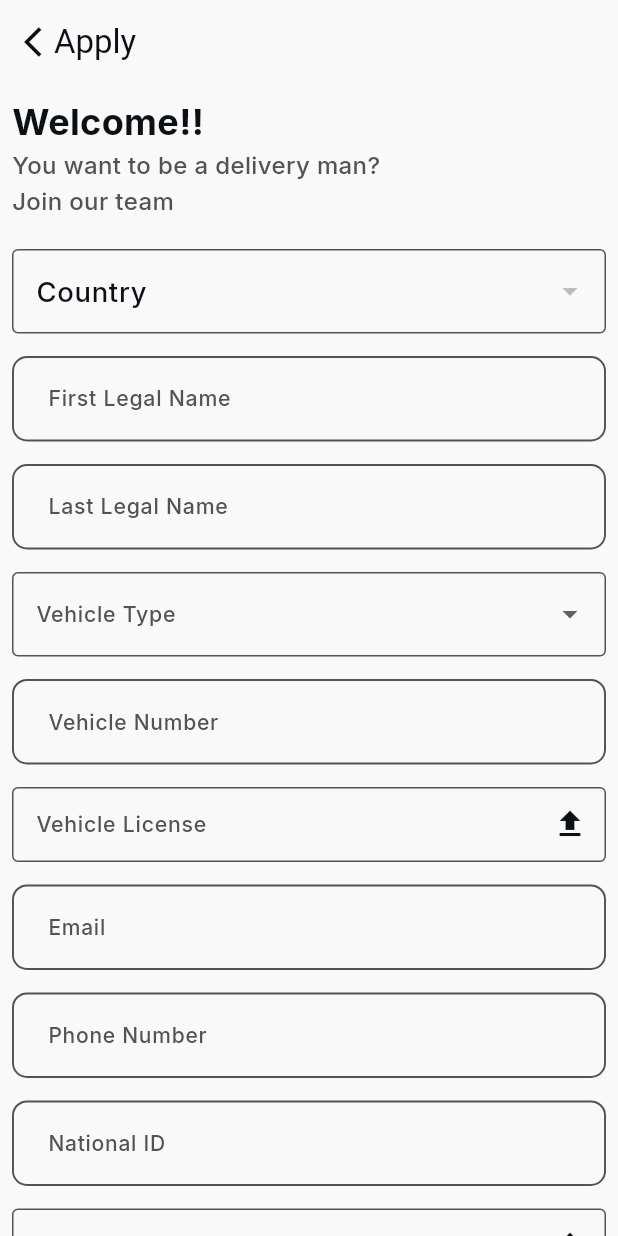
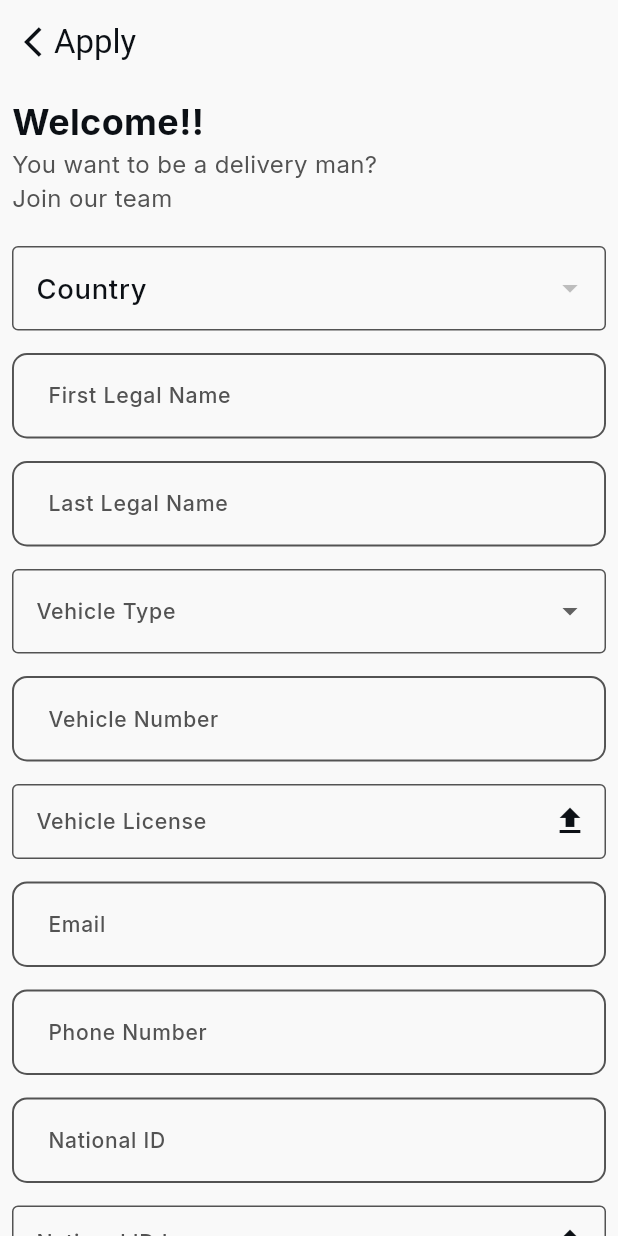
Before and after one commit to CodKD/tracking_app, a Flutter app: the screen it shows after launch, on a phone screen of 412 x 824 dp. Run offline on Flutter 3.47's test engine with Material 3 defaults, Android fonts, the phone set to English and light mode, and no system bars; our stand-ins replace animated_text_kit, bloc, dio, firebase_core, flutter_bloc, flutter_screenutil and 8 more; accounts and stored records are empty; generated files the repository leaves out were written again.

Commit message:
fix apply ui

```diff
--- a/lib/core/l10n/app_localizations.dart
+++ b/lib/core/l10n/app_localizations.dart
@@ -259,6 +259,144 @@ abstract class AppLocalizations {
   /// In en, this message translates to:
   /// **'Vehicle Type'**
   String get vehicle_type;
+
+  /// No description provided for @welcome.
+  ///
+  /// In en, this message translates to:
+  /// **'Welcome!!'**
+  String get welcome;
+
+  /// No description provided for @descriptionApplyPage.
+  ///
+  /// In en, this message translates to:
+  /// **'You want to be a delivery man?\nJoin our team'**
+  String get descriptionApplyPage;
+
+  /// No description provided for @descriptionCountry.
+  ///
+  /// In en, this message translates to:
+  /// **'Please select your country'**
+  String get descriptionCountry;
+
+  /// No description provided for @descriptionFirstName.
+  ///
+  /// In en, this message translates to:
+  /// **'Please Enter your First Name'**
+  String get descriptionFirstName;
+
+  /// No description provided for @descriptionLastName.
+  ///
+  /// In en, this message translates to:
+  /// **'Please Enter your Last Name'**
+  String get descriptionLastName;
+
+  /// No description provided for @vehicleType.
+  ///
+  /// In en, this message translates to:
+  /// **'Vehicle Type'**
+  String get vehicleType;
+
+  /// No description provided for @vehicleNumber.
+  ///
+  /// In en, this message translates to:
+  /// **'Vehicle Number'**
+  String get vehicleNumber;
+
+  /// No description provided for @vehicleLicense.
+  ///
+  /// In en, this message translates to:
+  /// **'Vehicle License'**
+  String get vehicleLicense;
+
+  /// No description provided for @enterEmail.
+  ///
+  /// In en, this message translates to:
+  /// **'Enter your email'**
+  String get enterEmail;
+
+  /// No description provided for @descriptionEmail.
+  ///
+  /// In en, this message translates to:
+  /// **'Please enter a valid email address'**
+  String get descriptionEmail;
+
+  /// No description provided for @phoneNumber.
+  ///
+  /// In en, this message translates to:
+  /// **'Phone Number'**
+  String get phoneNumber;
+
+  /// No description provided for @descriptionPhoneNumber.
+  ///
+  /// In en, this message translates to:
+  /// **'Please enter a valid phone number'**
+  String get descriptionPhoneNumber;
+
+  /// No description provided for @descriptionVehicleNumber.
+  ///
+  /// In en, this message translates to:
+  /// **'Please enter a valid Vehicle number'**
+  String get descriptionVehicleNumber;
+
+  /// No description provided for @nId.
+  ///
+  /// In en, this message translates to:
+  /// **'National ID'**
+  String get nId;
+
+  /// No description provided for @descriptionNId.
+  ///
+  /// In en, this message translates to:
+  /// **'Please enter a valid National ID'**
+  String get descriptionNId;
+
+  /// No description provided for @nIdImg.
+  ///
+  /// In en, this message translates to:
+  /// **'National ID Image'**
+  String get nIdImg;
+
+  /// No description provided for @password.
+  ///
+  /// In en, this message translates to:
+  /// **'Password'**
+  String get password;
+
+  /// No description provided for @confirmPassword.
+  ///
+  /// In en, this message translates to:
+  /// **'Confirm Password'**
+  String get confirmPassword;
+
+  /// No description provided for @passwordError.
+  ///
+  /// In en, this message translates to:
+  /// **'Password must be at least 8 characters,\ninclude 1 uppercase letter, 1 number, and 1 symbol.'**
+  String get passwordError;
+
+  /// No description provided for @confirmPasswordError.
+  ///
+  /// In en, this message translates to:
+  /// **'Passwords do not match'**
+  String get confirmPasswordError;
+
+  /// No description provided for @uploadVehicleLicenseError.
+  ///
+  /// In en, this message translates to:
+  /// **'Please upload your vehicle license image'**
+  String get uploadVehicleLicenseError;
+
+  /// No description provided for @uploadIdError.
+  ///
+  /// In en, this message translates to:
+  /// **'Please upload your ID image'**
+  String get uploadIdError;
+
+  /// No description provided for @nationalIdError.
+  ///
+  /// In en, this message translates to:
+  /// **'National ID must be exactly 14 digits'**
+  String get nationalIdError;
 }
 
 class _AppLocalizationsDelegate
--- a/lib/core/theme/app_styles.dart
+++ b/lib/core/theme/app_styles.dart
@@ -70,9 +70,19 @@ abstract class AppStyles {
     fontWeight: FontWeight.w400,
     color: AppColors.black,
   );
+  static TextStyle regular16gray = GoogleFonts.inter(
+    fontSize: 16,
+    fontWeight: FontWeight.w400,
+    color: AppColors.grey,
+  );
 
   static TextStyle bold20black = GoogleFonts.inter(
     fontSize: 20,
+    fontWeight: FontWeight.w700,
+    color: AppColors.black,
+  );
+  static TextStyle bold24black = GoogleFonts.inter(
+    fontSize: 24,
     fontWeight: FontWeight.w700,
     color: AppColors.black,
   );
--- a/lib/features/auth/apply/presentation/widgets/apply_body.dart
+++ b/lib/features/auth/apply/presentation/widgets/apply_body.dart
@@ -1,7 +1,6 @@
 import 'package:flutter/material.dart';
 import 'package:flutter_bloc/flutter_bloc.dart';
 import 'package:tracking_app/core/extensions/project_extensions.dart';
-import 'package:tracking_app/core/theme/app_colors.dart';
 import 'package:tracking_app/core/utils/components/custom_button.dart';
 import 'package:tracking_app/features/auth/apply/presentation/cubit/driver_apply_cubit.dart';
 import 'package:tracking_app/features/auth/apply/presentation/widgets/apply_bloc_listener.dart';
@@ -21,20 +20,14 @@ class ApplyBody extends StatelessWidget {
         child: Column(
           crossAxisAlignment: CrossAxisAlignment.start,
           children: [
+            Text(context.l10n.welcome, style: AppStyles.bold24black),
             Text(
-              "Welcome!!",
-              style: TextStyle(fontSize: 24, fontWeight: FontWeight.bold),
+              context.l10n.descriptionApplyPage,
+              style: AppStyles.regular16gray,
             ),
-            Text(
-              "You want to be a delivery man?\nJoin our team ",
-              style: AppStyles.medium16black.copyWith(
-                color: AppColors.grey,
-                height: 1.5,
-              ),
-            ),
-            SizedBox(height: 20),
+            20.heightBox,
             ApplyFields(cubit: context.read<DriverApplyCubit>()),
-            SizedBox(height: 20),
+            20.heightBox,
             ChoseGender(),
             BlocBuilder<DriverApplyCubit, DriverApplyState>(
               builder: (context, state) {
@@ -45,9 +38,7 @@ class ApplyBody extends StatelessWidget {
                     validateThenDoApply(context);
                   },
 
-                  child: state is DriverApplyLoading
-                      ? CircularProgressIndicator(color: AppColors.white)
-                      : Text('Apply'),
+                  child: Text(context.l10n.apply),
                   // Text(context.l10n.apply),
                 );
               },
--- a/lib/features/auth/apply/presentation/widgets/apply_form.dart
+++ b/lib/features/auth/apply/presentation/widgets/apply_form.dart
@@ -11,6 +11,7 @@ import 'package:tracking_app/features/auth/apply/presentation/cubit/driver_apply
 
 class ApplyFields extends StatelessWidget {
   const ApplyFields({super.key, required this.cubit});
+
   final DriverApplyCubit cubit;
 
   @override
@@ -42,17 +43,17 @@ class ApplyFields extends StatelessWidget {
                           width: 48.w,
                           fit: BoxFit.cover,
                           placeholderBuilder: (context) => Container(
-                            width: 24,
-                            height: 16,
-                            color: Colors.grey[300],
+                            width: 24.w,
+                            height: 16.h,
+                            color: AppColors.grey,
                             child: Icon(
                               Icons.flag,
                               size: 12,
-                              color: Colors.grey[600],
+                              color: AppColors.grey,
                             ),
                           ),
                         ),
-                        SizedBox(width: 12),
+                        15.widthBox,
                         // Country name (truncated if too long)
                         Flexible(
                           child: Text(
@@ -72,35 +73,41 @@ class ApplyFields extends StatelessWidget {
               if (v == null) return;
               cubit.selectCountry(v);
             },
-            validator: (v) =>
-                (v == null || v.isEmpty) ? "Please select your country" : null,
+            validator: (v) => (v == null || v.isEmpty)
+                ? context.l10n.descriptionCountry
+                : null,
           ),
-          SizedBox(height: 15),
+          15.heightBox,
           AppTextFormFeild(
             controller: context.read<DriverApplyCubit>().firstNameController,
             hintText: context.l10n.enter_first_name,
-
             validator: (value) {
               if (value == null || value.isEmpty) {
-                return "Please enter your first name";
+                return context.l10n.descriptionFirstName;
+              }
+              if (value.length < 2) {
+                return "Name must be at least 2 characters";
               }
               return null;
             },
             labelTxt: context.l10n.first_name,
           ),
-          SizedBox(height: 15),
+          15.heightBox,
           AppTextFormFeild(
             controller: context.read<DriverApplyCubit>().lastNameController,
             hintText: context.l10n.enter_last_name,
             validator: (value) {
               if (value == null || value.isEmpty) {
-                return "Please enter your last name";
+                return context.l10n.descriptionLastName;
+              }
+              if (value.length < 2) {
+                return "Name must be at least 2 characters";
               }
               return null;
             },
             labelTxt: context.l10n.last_name,
           ),
-          SizedBox(height: 15),
+          15.heightBox,
           DropdownButtonFormField<String>(
             initialValue: cubit.selectedVehicleType.isEmpty
                 ? null
@@ -122,30 +129,30 @@ class ApplyFields extends StatelessWidget {
               if (v == null) return;
               cubit.selectVehicleType(v);
             },
-            validator: (v) =>
-                (v == null || v.isEmpty) ? "Plese select your country" : null,
+            validator: (v) => (v == null || v.isEmpty)
+                ? context.l10n.descriptionCountry
+                : null,
           ),
-          SizedBox(height: 15),
+          15.heightBox,
           AppTextFormFeild(
             controller: context
                 .read<DriverApplyCubit>()
                 .vehicleNumberController,
-            keyboardType: TextInputType.numberWithOptions(decimal: false),
             hintText: context.l10n.vehicle_number,
             validator: (value) {
               if (value == null || value.isEmpty) {
-                return "Please enter your vehicle number";
+                return context.l10n.descriptionVehicleNumber;
               }
               return null;
             },
           ),
-          SizedBox(height: 15),
+          15.heightBox,
           BlocBuilder<DriverApplyCubit, DriverApplyState>(
             builder: (context, state) {
               return FormField<File>(
                 validator: (value) {
                   if (cubit.vehicleLicense == null) {
-                    return "Please upload your vehicle license image";
+                    return context.l10n.uploadVehicleLicenseError;
                   }
                   return null;
                 },
@@ -156,6 +163,7 @@ class ApplyFields extends StatelessWidget {
                     },
                     child: IgnorePointer(
                       child: TextFormField(
+                        keyboardType: TextInputType.number,
                         decoration: InputDecoration(
                           labelText: context.l10n.vehicle_license,
                           labelStyle: TextStyle(
@@ -193,7 +201,7 @@ class ApplyFields extends StatelessWidget {
               );
             },
           ),
-          SizedBox(height: 15),
+          15.heightBox,
           AppTextFormFeild(
             controller: context.read<DriverApplyCubit>().emailController,
             hintText: context.l10n.email,
@@ -203,37 +211,46 @@ class ApplyFields extends StatelessWidget {
               if (value == null ||
                   value.isEmpty ||
                   !AppRegex.isEmailValid(value)) {
-                return 'Please enter a valid email address';
+                return context.l10n.descriptionEmail;
+              }
+              if (!AppRegex.isEmailValid(value)) {
+                return context.l10n.descriptionEmail;
               }
               return null;
             },
           ),
-          SizedBox(height: 15),
+          15.heightBox,
           AppTextFormFeild(
             controller: context.read<DriverApplyCubit>().phoneNumberController,
             keyboardType: TextInputType.numberWithOptions(decimal: false),
 
-            hintText: "Phone Number",
+            hintText: context.l10n.phoneNumber,
             validator: (value) {
               if (value == null || value.isEmpty
               //!AppRegex.isPhoneNumberValid(value)
               ) {
-                return 'Please enter a valid phone number';
+                return context.l10n.descriptionPhoneNumber;
+              }
+              if (!AppRegex.isPhoneNumberValid(value)) {
+                return context.l10n.enterAValidEgyptianPhoneNumber;
               }
               return null;
             },
           ),
-          SizedBox(height: 15),
+          15.heightBox,
           AppTextFormFeild(
             controller: context.read<DriverApplyCubit>().nIDController,
-            hintText: "National ID",
+            hintText: context.l10n.nID,
             keyboardType: TextInputType.numberWithOptions(decimal: false),
 
             validator: (value) {
               if (value == null || value.isEmpty
               //!AppRegex.isPhoneNumberValid(value)
               ) {
-                return 'Please enter a valid National ID';
+                return context.l10n.descriptionNId;
+              }
+              if (!AppRegex.isNIDValid(value)) {
+                return context.l10n.nationalIdError;
               }
               return null;
             },
@@ -244,7 +261,7 @@ class ApplyFields extends StatelessWidget {
               return FormField<File>(
                 validator: (value) {
                   if (cubit.nIDImg == null) {
-                    return "Please upload your ID image";
+                    return context.l10n.uploadIdError;
                   }
                   return null;
                 },
@@ -292,7 +309,7 @@ class ApplyFields extends StatelessWidget {
               );
             },
           ),
-          SizedBox(height: 15),
+          15.heightBox,
           BlocBuilder<DriverApplyCubit, DriverApplyState>(
             builder: (context, state) {
               return Row(
@@ -311,18 +328,21 @@ class ApplyFields extends StatelessWidget {
                         },
                       ),
                       controller: cubit.passwordController,
-                      hintText: 'Password',
+                      hintText: context.l10n.password,
                       validator: (value) {
                         if (value == null ||
                             value.isEmpty ||
                             !AppRegex.isPasswordValid(value)) {
-                          return 'Password must be at least 8 characters, include an uppercase letter, number and symbol.';
+                          return context.l10n.passwordError;
+                        }
+                        if (!AppRegex.isPasswordValid(value)) {
+                          return context.l10n.passwordError;
                         }
                         return null;
                       },
                     ),
                   ),
-                  SizedBox(width: 10),
+                  10.widthBox,
                   Expanded(
                     child: AppTextFormFeild(
                       isObscureText: cubit.isConfirmPasswordObscureText,
@@ -337,7 +357,7 @@ class ApplyFields extends StatelessWidget {
                         },
                       ),
                       controller: cubit.confirmPasswordController,
-                      hintText: 'Confirm Password',
+                      hintText: context.l10n.confirmPassword,
                       validator: (value) {
                         if (value == null ||
                             value.isEmpty ||
@@ -345,7 +365,10 @@ class ApplyFields extends StatelessWidget {
                               cubit.passwordController.text,
                               value,
                             )) {
-                          return 'Passwords do not match';
+                          return context.l10n.confirmPasswordError;
+                        }
+                        if (value != cubit.passwordController.text) {
+                          return context.l10n.confirmPasswordError;
                         }
                         return null;
                       },
@@ -355,7 +378,7 @@ class ApplyFields extends StatelessWidget {
               );
             },
           ),
-          SizedBox(height: 15),
+          15.heightBox,
         ],
       ),
     );
--- a/lib/features/auth/apply/presentation/widgets/slect_gender.dart
+++ b/lib/features/auth/apply/presentation/widgets/slect_gender.dart
@@ -21,7 +21,6 @@ class ChoseGender extends StatelessWidget {
         Flexible(
           flex: 2,
           child: RadioListTile(
-
             contentPadding: EdgeInsets.zero,
             title: Text(
               'Female',
@@ -34,7 +33,7 @@ class ChoseGender extends StatelessWidget {
 
             // ignore: deprecated_member_use
             groupValue: cubit.selectedGender,
-                        // ignore: deprecated_member_use
+            // ignore: deprecated_member_use
             onChanged: (value) {
               cubit.selectGender(value!);
             },
```
Also changed, not shown: lib/core/input_formatter/app_regex.dart (+17 -12 lines), lib/core/l10n/app_ar.arb (+29 -7 lines), lib/core/l10n/app_en.arb (+26 -3 lines), lib/core/l10n/app_localizations_ar.dart (+72 -0 lines), lib/core/l10n/app_localizations_en.dart (+72 -0 lines), lib/features/auth/apply/presentation/widgets/apply_bloc_listener.dart (+26 -24 lines), lib/features/auth/apply/presentation/widgets/custom_dropdown.dart (deleted, +0 -28 lines).
